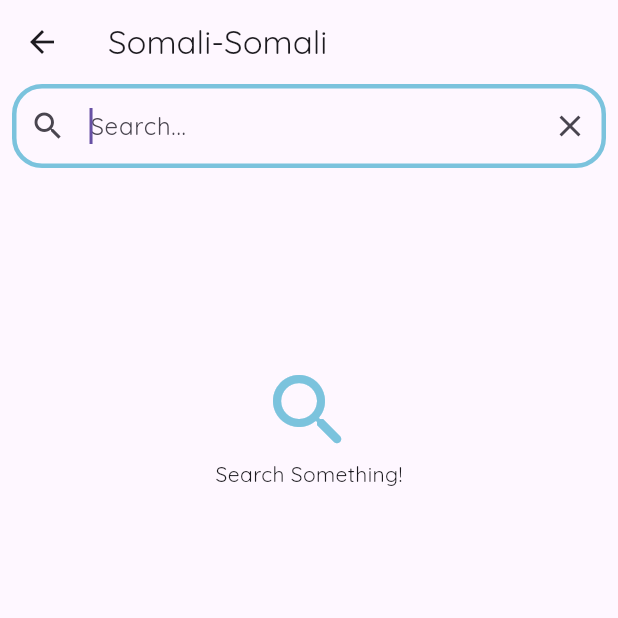
After one commit to ZaryabAlam/Semolina, a Flutter app: the SomaliSomaliPage screen opened directly, on a phone screen of 412 x 824 dp, the top half of it. The commit adds this screen. Run offline on Flutter 3.47's test engine with Material 2 defaults, Android fonts, the phone set to English and light mode, and no system bars; our stand-ins replace font_awesome_flutter, get, google_fonts, sqflite; accounts and stored records are empty.

Commit message:
Add Somali-Somali translation

```diff
--- a/lib/main.dart
+++ b/lib/main.dart
@@ -3,7 +3,6 @@ import 'package:get/get.dart';
 import 'package:semolina/dashboard.dart';
 import 'package:google_fonts/google_fonts.dart';
 
-//test
 void main() {
   runApp(const MyApp());
 }
--- /dev/null
+++ b/lib/models/somaliEngModel.dart
@@ -0,0 +1,96 @@
+class SomaliEngWord {
+  final int position;
+  final String word;
+  final String partOfSpeech;
+  final List<String> definitions;
+
+  SomaliEngWord(
+    this.position, {
+    required this.word,
+    required this.partOfSpeech,
+    required this.definitions,
+  });
+}
+
+List<SomaliEngWord> words = [
+  SomaliEngWord(0, word: 'a (a\')', partOfSpeech: 'Letter', definitions: [
+    'The first letter of the Somali alphabet, representing a short vowel sound.'
+  ]),
+  SomaliEngWord(1, word: 'aa\'', partOfSpeech: 'Verb', definitions: [
+    'To hit or threaten someone or something.',
+    'To engage in fighting.'
+  ]),
+  SomaliEngWord(2,
+      word: 'aa¹',
+      partOfSpeech: 'Abbreviation',
+      definitions: ['Refer to \'baa.\'']),
+  SomaliEngWord(3,
+      word: 'aa²',
+      partOfSpeech: 'Noun',
+      definitions: ['Refer to \'Aad.\'', 'Refer to \'aydin.\'']),
+  SomaliEngWord(4,
+      word: 'aa³',
+      partOfSpeech: 'Expression',
+      definitions: ['A sound expressing pain.']),
+  SomaliEngWord(5, word: 'aabayeel¹', partOfSpeech: 'Noun', definitions: [
+    'Respect or consideration given to someone.',
+    'Refer to aabayeelid.'
+  ]),
+  SomaliEngWord(6,
+      word: 'aabayeel²',
+      partOfSpeech: 'Verb',
+      definitions: ['To give respect or consideration to someone.']),
+  SomaliEngWord(7,
+      word: 'aabayeelid',
+      partOfSpeech: 'Verb',
+      definitions: ['See aabayeel². Refer to aabayeel¹ (2), aabeyeelid.']),
+  SomaliEngWord(8,
+      word: 'aabayn', partOfSpeech: 'Verb', definitions: ['See aabee.']),
+  SomaliEngWord(9,
+      word: 'aabbannimo', partOfSpeech: 'Noun', definitions: ['Fatherhood.']),
+  SomaliEngWord(10,
+      word: 'aabbayaal',
+      partOfSpeech: 'Noun',
+      definitions: ['See aabbe.', 'Ancestral fathers.']),
+  SomaliEngWord(11, word: 'aabbe', partOfSpeech: 'Noun', definitions: [
+    'A man who has fathered a child.',
+    'Expression: "Father!"; "My son!" Refer to aabbo.'
+  ]),
+  SomaliEngWord(12,
+      word: 'aabbo',
+      partOfSpeech: 'Expression',
+      definitions: ['Refer to aabbe.']),
+  SomaliEngWord(13, word: 'aabbur¹', partOfSpeech: 'Noun', definitions: [
+    'A small container for pouring, with a spout for attachment to larger containers like jugs and drums.'
+  ]),
+  SomaliEngWord(14,
+      word: 'aabbur²',
+      partOfSpeech: 'Verb',
+      definitions: ['To attach a spout to a small container for pouring.']),
+  SomaliEngWord(15, word: 'aabburan¹', partOfSpeech: 'Verb', definitions: [
+    'The state of being equipped with a spout for pouring. Example: “The container is equipped with a spout.”'
+  ]),
+  SomaliEngWord(16, word: 'aabburan²', partOfSpeech: 'Adjective', definitions: [
+    'Describing something equipped with a spout for pouring. Example: “The container has a spout.”'
+  ]),
+  SomaliEngWord(17,
+      word: 'aabburid', partOfSpeech: 'Verb', definitions: ['See aabbur².']),
+  SomaliEngWord(18,
+      word: 'aabburmid', partOfSpeech: 'Verb', definitions: ['See aabburan¹.']),
+  SomaliEngWord(19,
+      word: 'aabburnaan',
+      partOfSpeech: 'Noun',
+      definitions: ['See aabburan². Refer to aabburnaansho.']),
+  SomaliEngWord(20,
+      word: 'aabburnaansho',
+      partOfSpeech: 'Noun',
+      definitions: ['Refer to aabburnaan.']),
+  SomaliEngWord(21, word: 'aabee', partOfSpeech: 'Verb', definitions: [
+    'To give respect or consideration.',
+    'To coat a container with resin to prevent leakage of water, milk, etc.'
+  ]),
+  SomaliEngWord(22,
+      word: 'aabeyeelid',
+      partOfSpeech: 'Verb',
+      definitions: ['Refer to aabayeelid.']),
+];
--- /dev/null
+++ b/lib/models/somaliSomaliModel.dart
@@ -0,0 +1,163 @@
+class SomaliSomaliWord {
+  final int position;
+  final String word;
+  final String partOfSpeech;
+  final List<String> definitions;
+
+  SomaliSomaliWord(
+    this.position, {
+    required this.word,
+    required this.partOfSpeech,
+    required this.definitions,
+  });
+}
+
+List<SomaliSomaliWord> words = [
+  SomaliSomaliWord(1, word: 'a (a\')', partOfSpeech: 'm.dh', definitions: [
+    'Xarafka koowaad ee xuruufta af soomaaliga, ahna shaqal gaaban.'
+  ]),
+  SomaliSomaliWord(2, word: 'aa\'', partOfSpeech: 'f.g1', definitions: [
+    '-\'ay, -\'day',
+    '1. Cid ama wax garaacid, u cagajuglayn.',
+    '2. Dagaallamid.'
+  ]),
+  SomaliSomaliWord(3,
+      word: 'aa¹', partOfSpeech: 'qr.dd', definitions: ['ld baa.']),
+  SomaliSomaliWord(4,
+      word: 'aa²',
+      partOfSpeech: 'mu.dhm.y',
+      definitions: ['1. ld Aad.', '2. ld aydin.']),
+  SomaliSomaliWord(5,
+      word: 'aa³',
+      partOfSpeech: 'e.d',
+      definitions: ['Cod lagu muujiyo xanuunka.']),
+  SomaliSomaliWord(6, word: 'aabayeel¹', partOfSpeech: 'm.l', definitions: [
+    '1. A. ah: qaddarinta ama tixgelinta cid la siiyo.',
+    '2. ld aabayeelid.'
+  ]),
+  SomaliSomaliWord(7, word: 'aabayeel²', partOfSpeech: 'f.mg1', definitions: [
+    '-yeelay, -yeshay',
+    'U a.: qaddarin ama tixgelin cid siin.'
+  ]),
+  SomaliSomaliWord(8,
+      word: 'aabayeelid',
+      partOfSpeech: 'm.f.dh',
+      definitions: ['eeg aabayeel².', 'ld aabayeel¹ (2), aabeyeelid.']),
+  SomaliSomaliWord(9,
+      word: 'aabayn', partOfSpeech: 'm.f.dh', definitions: ['eeg aabee.']),
+  SomaliSomaliWord(10,
+      word: 'aabbannimo',
+      partOfSpeech: 'm.dh',
+      definitions: ['Aabbe ahaansho.']),
+  SomaliSomaliWord(11, word: 'aabbayaal', partOfSpeech: 'm.l/dh', definitions: [
+    '1. eeg aabbe.',
+    '2. Awooweyaashii hore.',
+    'ld aabbeyaal.'
+  ]),
+  SomaliSomaliWord(12, word: 'aabbe', partOfSpeech: 'm.l', definitions: [
+    '-bayaal, m.l/m.dh',
+    '1. Nin ubad dhalay.',
+    '2. (u.j) Aabbow!; wiilkaygiyow!',
+    'ld aabbo.'
+  ]),
+  SomaliSomaliWord(13,
+      word: 'aabbo', partOfSpeech: 'u.j', definitions: ['ld aabbe.']),
+  SomaliSomaliWord(14, word: 'aabbur¹', partOfSpeech: 'm.l', definitions: [
+    '-rro, m.dh',
+    'Weel yar, wax lagu shuban karo, oo dhiilaha, haamaha iwm afka lagaga xiro.'
+  ]),
+  SomaliSomaliWord(15, word: 'aabbur²', partOfSpeech: 'f.g1', definitions: [
+    '-ray, -rtay',
+    'Dhiil, haan iwm weel yar oo wax lagu shuban karo afka kaga xirid.'
+  ]),
+  SomaliSomaliWord(16, word: 'aabburan¹', partOfSpeech: 'f.mg1', definitions: [
+    '-rmay., -rantay, -rmi',
+    'Dhiil, haan iwm wax la aabburay noqosho.',
+    'Tus. “Weelku waa aabburmay”.'
+  ]),
+  SomaliSomaliWord(17, word: 'aabburan²', partOfSpeech: 'f.mg4', definitions: [
+    '-rnaa, -rnayd',
+    'Dhiil, haan iwm wax la aabburay ahaansho.',
+    'Tus. “Weelku waa aabburanyahay”.'
+  ]),
+  SomaliSomaliWord(18,
+      word: 'aabburid', partOfSpeech: 'm.f.dh', definitions: ['eeg aabbur².']),
+  SomaliSomaliWord(19,
+      word: 'aabburmid',
+      partOfSpeech: 'm.f.dh',
+      definitions: ['eeg aabburan¹.']),
+  SomaliSomaliWord(20,
+      word: 'aabburnaan',
+      partOfSpeech: 'm.f.dh',
+      definitions: ['eeg aabburan².', 'ld aabburnaansho.']),
+  SomaliSomaliWord(21,
+      word: 'aabburnaansho',
+      partOfSpeech: 'm.l/dh',
+      definitions: ['ld aabburnaan.']),
+  SomaliSomaliWord(22, word: 'aabee', partOfSpeech: 'f.g2', definitions: [
+    '-beeyay, -beysay',
+    '1. Cid qaddarin ama tixgelin siin.',
+    '2. Weel asal iyo xaydh marin, si uusan biyaha, caanaha iwm u habin.'
+  ]),
+  SomaliSomaliWord(23,
+      word: 'aabeyeelid',
+      partOfSpeech: 'm.f.dh',
+      definitions: ['ld aabayeelid.']),
+  SomaliSomaliWord(24, word: 'aabi', partOfSpeech: 'm.l', definitions: [
+    'Gardarro isla weyni iyo kibir ku jiro oo cid lagula muujiyo.'
+  ]),
+  SomaliSomaliWord(25,
+      word: 'aabiweyrax',
+      partOfSpeech: 'm.l',
+      definitions: ['Sabab la\'aan cid dagaal ku qaadid, weyrax kulul.']),
+  SomaliSomaliWord(26, word: 'aabo', partOfSpeech: 'm.l', definitions: [
+    'Dareen naxariis, rabitaan iyo xurmayn leh oo qof qof kale u hayo.'
+  ]),
+  SomaliSomaliWord(27, word: 'aabonimo', partOfSpeech: 'm.dh', definitions: [
+    '(siyaa.) Mowqifka dawlad, ama mujtamac kale ku muujinayaan in ay go\'aan kasta u sameeyaan dadka ay mas\'uulka ka yihiin.'
+  ]),
+  SomaliSomaliWord(28, word: 'aabyoo', partOfSpeech: 'f.mg3', definitions: [
+    '-ooday, -ootay',
+    'Ku aa.: cid xumaan aanay mutaysan kula kicid.'
+  ]),
+  SomaliSomaliWord(29,
+      word: 'aabyood', partOfSpeech: 'm.f.l', definitions: ['eeg aabyoo.']),
+  SomaliSomaliWord(30, word: 'aad', partOfSpeech: 'mu.dhm.y', definitions: [
+    'Magacuyaal tilmaama qofka labaad ee kelida ah (lala hadlaha ama wax loo qoraha).',
+    '“Ninka aad la hadashay waa walaalkay”.',
+    'ld aa², aydin.'
+  ]),
+  SomaliSomaliWord(31, word: 'ąad¹', partOfSpeech: 'm.l', definitions: [
+    '-dyo, m.dh',
+    '1. Isku ąa. cayaar: isku beegnaan cayaar.',
+    '2. ld aadid.'
+  ]),
+  SomaliSomaliWord(32, word: 'ąad²', partOfSpeech: 'm.dh.fk', definitions: [
+    '-dyo, m.l',
+    '1. Isku beegnaanta laba meelood ama shay.',
+    '2. Badan, si daran.',
+    '3. A. yar: ld aayar.'
+  ]),
+  SomaliSomaliWord(33, word: 'ąad³', partOfSpeech: 'f.g/mg1', definitions: [
+    '-day, -dday',
+    '1. (f.g) Meel u socdaalid ama u kicid.',
+    '2. (f.mg) Ku a.: wax wax kale u dhigmid.',
+    '3. (f.mg) Ku ąa.: cunto cabid iwm cid ku filnaan.',
+    '4. (f.mg) Ku ąa.: wax muuqaalkooda wax kale isku gudbid.',
+    '5. (f.mg) Ku ąa.: meel aadisteeda wax u adeegsasho.',
+    'Tus. “Cali baabuur buu Kismaayo ku aaday”.'
+  ]),
+  SomaliSomaliWord(34, word: 'aadaab', partOfSpeech: 'm.dh', definitions: [
+    '1. Anshax iyo dhaqan wanaagsan oo cidi leedahay.',
+    '2. Anshax iyo dhaqan ay cidi leedahay.'
+  ]),
+  SomaliSomaliWord(35, word: 'aadaamid', partOfSpeech: 'm.f.dh', definitions: [
+    'eeg aadaan².',
+    'ld aadaan¹, aaddamid, aaddaan¹, eedaamid, eedaan¹.'
+  ]),
+  SomaliSomaliWord(36, word: 'aadaan¹', partOfSpeech: 'm.l', definitions: [
+    '1. Ogeysiin cod dheer leh oo mu\'addinku ugu yeero muslimiinta waqtiyada salaadda.',
+    '2. Ci\' dheer oo neef riyo ahi uu sameeyo marka uu xanuunsado.',
+    'ld aadaamid, aaddan¹, eedaan¹.'
+  ]),
+];
--- a/lib/views/home.dart
+++ b/lib/views/home.dart
@@ -2,6 +2,7 @@ import 'package:flutter/material.dart';
 import 'package:get/get.dart';
 import 'package:semolina/utils/constants.dart';
 import 'package:semolina/views/searchPage.dart';
+import 'package:semolina/views/somaliSomPage.dart';
 
 class Home extends StatefulWidget {
   const Home({super.key});
@@ -146,7 +147,8 @@ class _HomeState extends State<Home> {
                           text2: "Somali",
                           icon: Icons.g_translate,
                           myOnPress: () {
-                            blurSnackbar();
+                            // blurSnackbar();
+                            Get.to(() => SomaliSomaliPage());
                           },
                         ),
                       ],
--- /dev/null
+++ b/lib/views/somaliSomPage.dart
@@ -0,0 +1,162 @@
+import 'package:flutter/material.dart';
+import 'package:semolina/models/somaliSomaliModel.dart';
+
+import '../utils/constants.dart';
+
+class SomaliSomaliPage extends StatefulWidget {
+  const SomaliSomaliPage({super.key});
+
+  @override
+  State<SomaliSomaliPage> createState() => _SomaliSomaliPageState();
+}
+
+class _SomaliSomaliPageState extends State<SomaliSomaliPage> {
+  final TextEditingController _searchController = TextEditingController();
+
+  List<SomaliSomaliWord> filteredWords = [];
+
+  void filterWords(String query) {
+    setState(() {
+      filteredWords = words
+          // ignore: non_constant_identifier_names
+          .where((SomaliSomaliWord) =>
+              SomaliSomaliWord.word.toLowerCase().contains(query.toLowerCase()))
+          .toList();
+    });
+  }
+
+  @override
+  void initState() {
+    filteredWords = [];
+    super.initState();
+  }
+
+  @override
+  Widget build(BuildContext context) {
+    return Scaffold(
+      appBar: AppBar(
+        title: Text("Somali-Somali"),
+      ),
+      body: Column(children: [
+        Container(
+          padding: const EdgeInsets.symmetric(horizontal: 8.0),
+          child: TextField(
+            autofocus: true,
+            controller: _searchController,
+            onChanged: filterWords,
+            decoration: InputDecoration(
+              hintText: 'Search...',
+              suffixIcon: IconButton(
+                icon: Icon(Icons.clear),
+                onPressed: () => _searchController.clear(),
+              ),
+              prefixIcon: IconButton(
+                icon: Icon(Icons.search),
+                onPressed: () {},
+              ),
+              focusedBorder: OutlineInputBorder(
+                borderSide: BorderSide(color: primaryColor, width: 3),
+                borderRadius: BorderRadius.circular(20),
+              ),
+              border: OutlineInputBorder(
+                borderRadius: BorderRadius.circular(20.0),
+              ),
+            ),
+          ),
+        ),
+        SizedBox(height: 10),
+        if (_searchController.text.isNotEmpty && filteredWords.isNotEmpty)
+          Expanded(
+            child: ListView.builder(
+              itemCount: filteredWords.length,
+              itemBuilder: (context, index) {
+                return Column(
+                  children: [
+                    Container(
+                      decoration: BoxDecoration(
+                          color: Colors.white30,
+                          borderRadius: BorderRadius.circular(15)),
+                      child: Material(
+                        color: Colors.transparent,
+                        borderRadius: BorderRadius.circular(15),
+                        child: InkWell(
+                          onTap: () {
+                            // Navigator.push(
+                            //     context,
+                            //     PageRouteBuilder(
+                            //       pageBuilder: (context, a, b) =>
+                            //           DetailPage(
+                            //               planetInfo:
+                            //                   filteredPlanets[index]),
+                            //     ));
+                          },
+                          child: ListTile(
+                            leading: Container(
+                              height: 50,
+                              width: 50,
+                              decoration: BoxDecoration(
+                                  color: Colors.white,
+                                  borderRadius: BorderRadius.circular(15)),
+                              child: Image(
+                                image: AssetImage(filteredWords[index].word),
+                                fit: BoxFit.contain,
+                              ),
+                            ),
+                            title: Text(
+                              filteredWords[index].word,
+                              // style: newStyle(FontWeight.w600, 18,
+                              //     Colors.black54),
+                            ),
+                            subtitle: Text(
+                              filteredWords[index].partOfSpeech,
+                              // style: newStyle(FontWeight.w500, 15,
+                              //     Colors.black45),
+                            ),
+                          ),
+                        ),
+                      ),
+                    ),
+                    Divider(
+                      color: Colors.white54,
+                    ),
+                  ],
+                );
+              },
+            ),
+          )
+        else
+          _searchController.text.isEmpty
+              ? Center(
+                  child: Column(
+                    mainAxisAlignment: MainAxisAlignment.center,
+                    crossAxisAlignment: CrossAxisAlignment.center,
+                    children: [
+                      SizedBox(height: 120),
+                      Icon(
+                        Icons.search_rounded,
+                        color: primaryColor,
+                        size: 64,
+                      ),
+                      Text("Search Something!"),
+                    ],
+                  ),
+                )
+              : Center(
+                  child: Column(
+                    mainAxisAlignment: MainAxisAlignment.center,
+                    crossAxisAlignment: CrossAxisAlignment.center,
+                    children: [
+                      SizedBox(height: 120),
+                      Icon(
+                        Icons.search_off_rounded,
+                        color: primaryColor,
+                        size: 64,
+                      ),
+                      Text("No Result Found!")
+                    ],
+                  ),
+                )
+      ]),
+    );
+  }
+}
```
Also changed, not shown: 1 other file.
